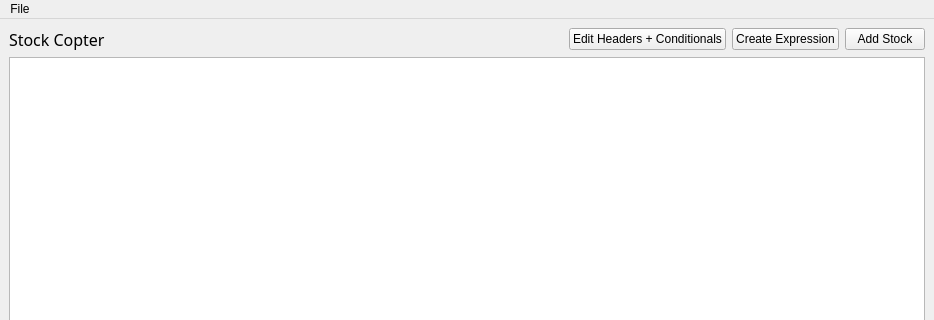
Above: forms/MainWindow.ui from jkulskis/stock-copter before the change; both pictures show x 0 to 934 and y 0 to 320 of the 934 by 502 pixel window. Below: the same form after it.
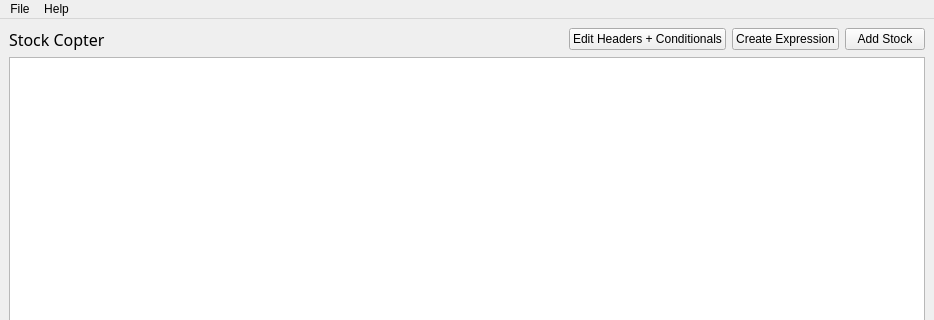
That is the form after the change.

```diff
--- a/forms/MainWindow.ui
+++ b/forms/MainWindow.ui
@@ -154,7 +154,15 @@
     <addaction name="actionEdit_Headers"/>
     <addaction name="actionCreate_Expression"/>
    </widget>
+   <widget class="QMenu" name="menuHelp">
+    <property name="title">
+     <string>Help</string>
+    </property>
+    <addaction name="actionPreferences"/>
+    <addaction name="actionAbout"/>
+   </widget>
    <addaction name="menuFile"/>
+   <addaction name="menuHelp"/>
   </widget>
   <widget class="QStatusBar" name="statusbar"/>
   <action name="actionAdd_Stock">
```
Left out of the diff: 10 changed lines with no effect on the pictures.
